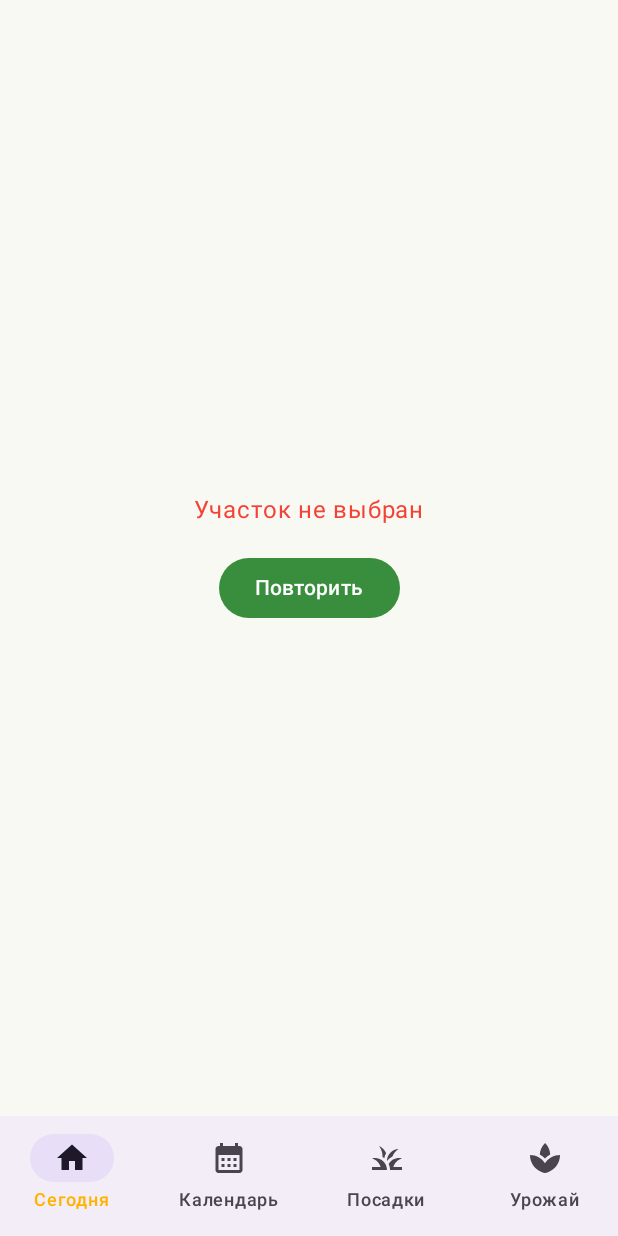
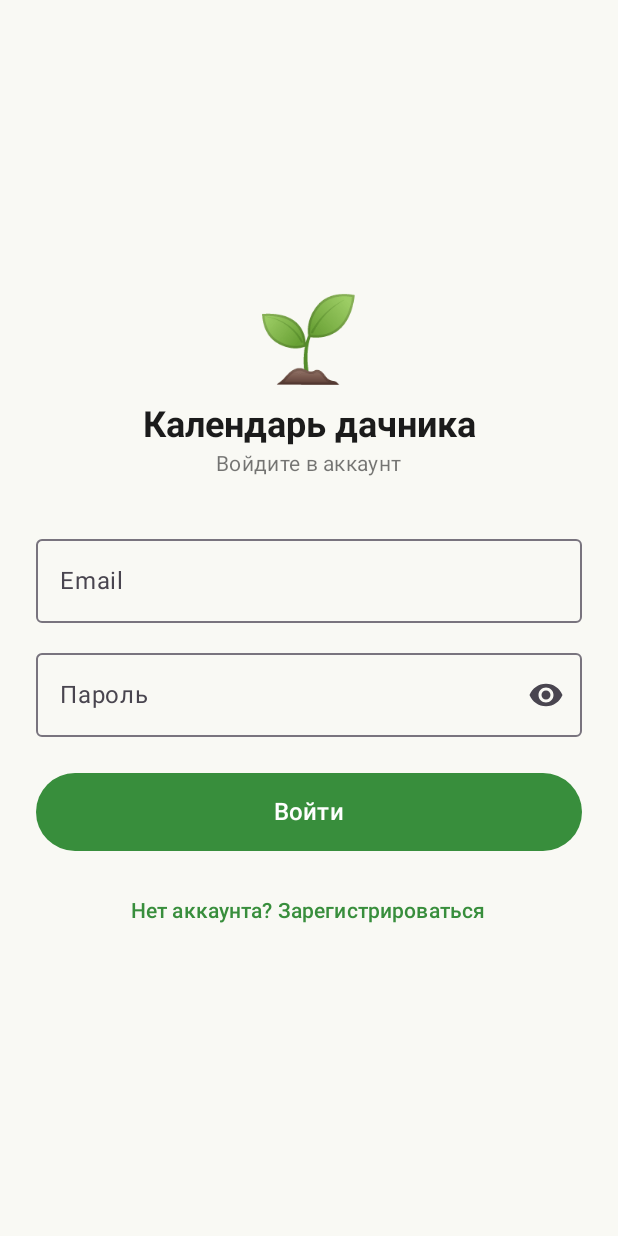
Before and after one commit to eugenekrukov/dacha, an Android app built with Jetpack Compose: the screen it shows after launch (MainActivity), on a phone screen of 412 x 824 dp. Run offline under Robolectric (Android 15) with nearby library versions, the light colour scheme and no system bars; our stand-ins replace Dagger/Hilt's generated code.

Commit message:
feat(sprint2): онбординг — Login, Register, CreateGarden, роутинг по токену

```diff
--- a/android/app/src/main/java/ru/dachakalend/app/MainActivity.kt
+++ b/android/app/src/main/java/ru/dachakalend/app/MainActivity.kt
@@ -12,28 +12,47 @@ import androidx.navigation.compose.composable
 import androidx.navigation.compose.currentBackStackEntryAsState
 import androidx.navigation.compose.rememberNavController
 import dagger.hilt.android.AndroidEntryPoint
+import ru.dachakalend.app.data.local.TokenStorage
 import ru.dachakalend.app.navigation.Screen
 import ru.dachakalend.app.navigation.bottomNavItems
+import ru.dachakalend.app.navigation.screensWithoutBottomBar
+import ru.dachakalend.app.ui.auth.LoginScreen
+import ru.dachakalend.app.ui.auth.RegisterScreen
 import ru.dachakalend.app.ui.calendar.CalendarScreen
+import ru.dachakalend.app.ui.garden.CreateGardenScreen
 import ru.dachakalend.app.ui.harvest.HarvestScreen
 import ru.dachakalend.app.ui.plantings.PlantingsScreen
 import ru.dachakalend.app.ui.theme.DachaCalendarTheme
 import ru.dachakalend.app.ui.today.TodayScreen
+import javax.inject.Inject
 
 @AndroidEntryPoint
 class MainActivity : ComponentActivity() {
 
-    @OptIn(ExperimentalMaterial3Api::class)
+    @Inject
+    lateinit var tokenStorage: TokenStorage
+
     override fun onCreate(savedInstanceState: Bundle?) {
         super.onCreate(savedInstanceState)
+
+        // Определяем стартовый экран
+        val startDestination = when {
+            !tokenStorage.isLoggedIn()   -> Screen.Login.route
+            !tokenStorage.hasGarden()    -> Screen.CreateGarden.route
+            else                          -> Screen.Today.route
+        }
+
         setContent {
             DachaCalendarTheme {
                 val navController = rememberNavController()
                 val navBackStackEntry by navController.currentBackStackEntryAsState()
                 val currentRoute = navBackStackEntry?.destination?.route
 
+                val showBottomBar = currentRoute !in screensWithoutBottomBar
+
                 Scaffold(
                     bottomBar = {
+                        if (showBottomBar) {
                             NavigationBar {
                                 bottomNavItems.forEach { item ->
                                     NavigationBarItem(
@@ -51,12 +70,51 @@ class MainActivity : ComponentActivity() {
                                 }
                             }
                         }
+                    }
                 ) { innerPadding ->
                     NavHost(
                         navController = navController,
-                        startDestination = Screen.Today.route,
+                        startDestination = startDestination,
                         modifier = Modifier.padding(innerPadding)
                     ) {
+                        // Auth flow
+                        composable(Screen.Login.route) {
+                            LoginScreen(
+                                onLoginSuccess = {
+                                    if (tokenStorage.hasGarden()) {
+                                        navController.navigate(Screen.Today.route) {
+                                            popUpTo(Screen.Login.route) { inclusive = true }
+                                        }
+                                    } else {
+                                        navController.navigate(Screen.CreateGarden.route) {
+                                            popUpTo(Screen.Login.route) { inclusive = true }
+                                        }
+                                    }
+                                },
+                                onGoToRegister = { navController.navigate(Screen.Register.route) }
+                            )
+                        }
+                        composable(Screen.Register.route) {
+                            RegisterScreen(
+                                onRegisterSuccess = {
+                                    navController.navigate(Screen.CreateGarden.route) {
+                                        popUpTo(Screen.Login.route) { inclusive = true }
+                                    }
+                                },
+                                onBack = { navController.popBackStack() }
+                            )
+                        }
+                        composable(Screen.CreateGarden.route) {
+                            CreateGardenScreen(
+                                onGardenCreated = {
+                                    navController.navigate(Screen.Today.route) {
+                                        popUpTo(Screen.CreateGarden.route) { inclusive = true }
+                                    }
+                                }
+                            )
+                        }
+
+                        // Main app
                         composable(Screen.Today.route) { TodayScreen() }
                         composable(Screen.Calendar.route) { CalendarScreen() }
                         composable(Screen.Plantings.route) { PlantingsScreen() }
@@ -66,4 +124,7 @@ class MainActivity : ComponentActivity() {
             }
         }
     }
+
+    private fun TokenStorage.isLoggedIn() = getToken() != null
+    private fun TokenStorage.hasGarden() = getGardenId() != -1
 }
--- a/android/app/src/main/java/ru/dachakalend/app/data/api/DachaApi.kt
+++ b/android/app/src/main/java/ru/dachakalend/app/data/api/DachaApi.kt
@@ -7,7 +7,7 @@ interface DachaApi {
 
     // Auth
     @POST("auth/register")
-    suspend fun register(@Body request: LoginRequest): AuthResponse
+    suspend fun register(@Body request: RegisterRequest): AuthResponse
 
     @POST("auth/login")
     suspend fun login(@Body request: LoginRequest): AuthResponse
--- a/android/app/src/main/java/ru/dachakalend/app/navigation/Navigation.kt
+++ b/android/app/src/main/java/ru/dachakalend/app/navigation/Navigation.kt
@@ -8,6 +8,12 @@ import androidx.compose.material.icons.filled.Spa
 import androidx.compose.ui.graphics.vector.ImageVector
 
 sealed class Screen(val route: String) {
+    // Auth flow
+    object Login : Screen("login")
+    object Register : Screen("register")
+    object CreateGarden : Screen("create_garden")
+
+    // Main app
     object Today : Screen("today")
     object Calendar : Screen("calendar")
     object Plantings : Screen("plantings")
@@ -26,3 +32,10 @@ val bottomNavItems = listOf(
     BottomNavItem(Screen.Plantings, "Посадки", Icons.Default.Grass),
     BottomNavItem(Screen.Harvest, "Урожай", Icons.Default.Spa),
 )
+
+// Экраны, на которых не показывается BottomBar
+val screensWithoutBottomBar = setOf(
+    Screen.Login.route,
+    Screen.Register.route,
+    Screen.CreateGarden.route
+)
--- /dev/null
+++ b/android/app/src/main/java/ru/dachakalend/app/ui/auth/LoginScreen.kt
@@ -0,0 +1,133 @@
+package ru.dachakalend.app.ui.auth
+
+import androidx.compose.foundation.layout.*
+import androidx.compose.foundation.rememberScrollState
+import androidx.compose.foundation.text.KeyboardOptions
+import androidx.compose.foundation.verticalScroll
+import androidx.compose.material.icons.Icons
+import androidx.compose.material.icons.filled.Visibility
+import androidx.compose.material.icons.filled.VisibilityOff
+import androidx.compose.material3.*
+import androidx.compose.runtime.*
+import androidx.compose.ui.Alignment
+import androidx.compose.ui.Modifier
+import androidx.compose.ui.text.font.FontWeight
+import androidx.compose.ui.text.input.ImeAction
+import androidx.compose.ui.text.input.KeyboardType
+import androidx.compose.ui.text.input.PasswordVisualTransformation
+import androidx.compose.ui.text.input.VisualTransformation
+import androidx.compose.ui.unit.dp
+import androidx.compose.ui.unit.sp
+import androidx.hilt.navigation.compose.hiltViewModel
+
+@Composable
+fun LoginScreen(
+    onLoginSuccess: () -> Unit,
+    onGoToRegister: () -> Unit,
+    viewModel: AuthViewModel = hiltViewModel()
+) {
+    val uiState by viewModel.uiState.collectAsState()
+
+    var email by remember { mutableStateOf("") }
+    var password by remember { mutableStateOf("") }
+    var passwordVisible by remember { mutableStateOf(false) }
+
+    LaunchedEffect(uiState) {
+        if (uiState is AuthUiState.Success) {
+            viewModel.resetState()
+            onLoginSuccess()
+        }
+    }
+
+    Column(
+        modifier = Modifier
+            .fillMaxSize()
+            .verticalScroll(rememberScrollState())
+            .padding(24.dp),
+        verticalArrangement = Arrangement.Center,
+        horizontalAlignment = Alignment.CenterHorizontally
+    ) {
+        Text("🌱", fontSize = 56.sp)
+        Spacer(Modifier.height(8.dp))
+        Text(
+            "Календарь дачника",
+            style = MaterialTheme.typography.headlineSmall,
+            fontWeight = FontWeight.Bold
+        )
+        Text(
+            "Войдите в аккаунт",
+            style = MaterialTheme.typography.bodyMedium,
+            color = MaterialTheme.colorScheme.onSurface.copy(alpha = 0.6f)
+        )
+
+        Spacer(Modifier.height(32.dp))
+
+        OutlinedTextField(
+            value = email,
+            onValueChange = { email = it },
+            label = { Text("Email") },
+            modifier = Modifier.fillMaxWidth(),
+            singleLine = true,
+            keyboardOptions = KeyboardOptions(
+                keyboardType = KeyboardType.Email,
+                imeAction = ImeAction.Next
+            )
+        )
+
+        Spacer(Modifier.height(12.dp))
+
+        OutlinedTextField(
+            value = password,
+            onValueChange = { password = it },
+            label = { Text("Пароль") },
+            modifier = Modifier.fillMaxWidth(),
+            singleLine = true,
+            visualTransformation = if (passwordVisible) VisualTransformation.None else PasswordVisualTransformation(),
+            keyboardOptions = KeyboardOptions(
+                keyboardType = KeyboardType.Password,
+                imeAction = ImeAction.Done
+            ),
+            trailingIcon = {
+                IconButton(onClick = { passwordVisible = !passwordVisible }) {
+                    Icon(
+                        if (passwordVisible) Icons.Default.VisibilityOff else Icons.Default.Visibility,
+                        contentDescription = null
+                    )
+                }
+            }
+        )
+
+        if (uiState is AuthUiState.Error) {
+            Spacer(Modifier.height(8.dp))
+            Text(
+                (uiState as AuthUiState.Error).message,
+                color = MaterialTheme.colorScheme.error,
+                style = MaterialTheme.typography.bodySmall
+            )
+        }
+
+        Spacer(Modifier.height(24.dp))
+
+        Button(
+            onClick = { viewModel.login(email, password) },
+            modifier = Modifier.fillMaxWidth().height(52.dp),
+            enabled = uiState !is AuthUiState.Loading
+        ) {
+            if (uiState is AuthUiState.Loading) {
+                CircularProgressIndicator(
+                    modifier = Modifier.size(20.dp),
+                    color = MaterialTheme.colorScheme.onPrimary,
+                    strokeWidth = 2.dp
+                )
+            } else {
+                Text("Войти", fontSize = 16.sp)
+            }
+        }
+
+        Spacer(Modifier.height(16.dp))
+
+        TextButton(onClick = onGoToRegister) {
+            Text("Нет аккаунта? Зарегистрироваться")
+        }
+    }
+}
```
Also changed, not shown: android/app/src/main/java/ru/dachakalend/app/data/model/Models.kt (+9 -0 lines), android/app/src/main/java/ru/dachakalend/app/data/repository/AuthRepository.kt (added, +46 -0 lines), android/app/src/main/java/ru/dachakalend/app/data/repository/GardenRepository.kt (added, +46 -0 lines), android/app/src/main/java/ru/dachakalend/app/ui/auth/AuthViewModel.kt (added, +65 -0 lines), android/app/src/main/java/ru/dachakalend/app/ui/auth/RegisterScreen.kt (added, +147 -0 lines), android/app/src/main/java/ru/dachakalend/app/ui/garden/CreateGardenScreen.kt (added, +131 -0 lines), android/app/src/main/java/ru/dachakalend/app/ui/garden/GardenViewModel.kt (added, +42 -0 lines), 583 other files. Lines whose indentation alone changed are shown as unchanged.
